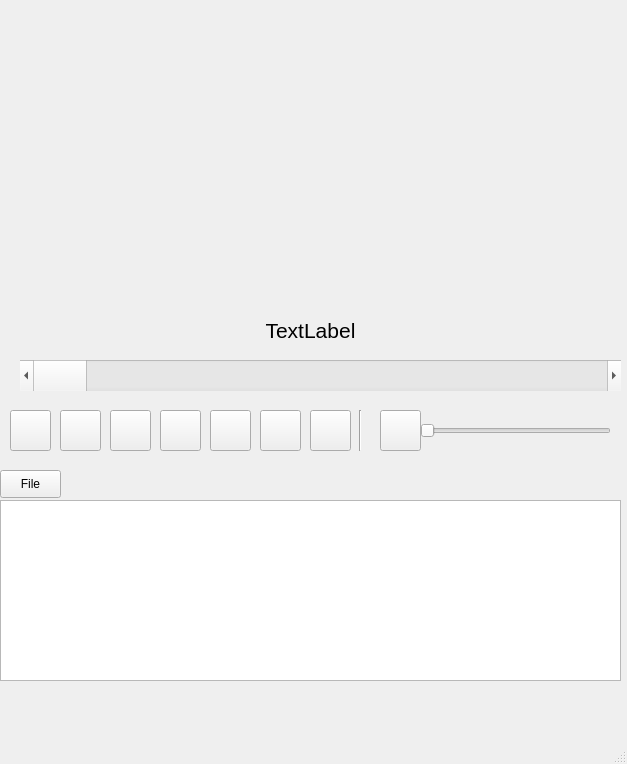
First picture: the form in nhac.ui, repository NguyenVanVinh1912/ProjectAudio, before the edit.
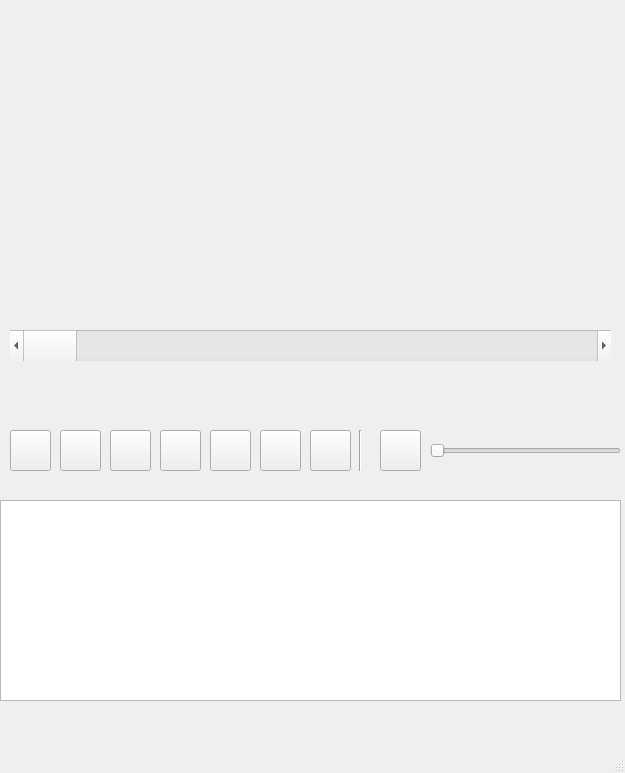
Second picture: the form after the edit. Icons and pictures are not drawn.

```diff
--- a/nhac.ui
+++ b/nhac.ui
@@ -6,8 +6,8 @@
    <rect>
     <x>0</x>
     <y>0</y>
-    <width>627</width>
-    <height>764</height>
+    <width>625</width>
+    <height>773</height>
    </rect>
   </property>
   <property name="windowTitle">
@@ -18,7 +18,7 @@
     <property name="geometry">
      <rect>
       <x>0</x>
-      <y>10</y>
+      <y>30</y>
       <width>621</width>
       <height>291</height>
      </rect>
@@ -37,7 +37,7 @@
     <property name="geometry">
      <rect>
       <x>0</x>
-      <y>400</y>
+      <y>420</y>
       <width>621</width>
       <height>281</height>
      </rect>
@@ -101,7 +101,7 @@
     <widget class="QSlider" name="volume">
      <property name="geometry">
       <rect>
-       <x>420</x>
+       <x>430</x>
        <y>20</y>
        <width>191</width>
        <height>22</height>
@@ -211,7 +211,7 @@
       </size>
      </property>
     </widget>
-    <widget class="QToolButton" name="tam_dung">
+    <widget class="QPushButton" name="pushButton_6">
      <property name="geometry">
       <rect>
        <x>160</x>
@@ -299,31 +299,18 @@
      <property name="geometry">
       <rect>
        <x>0</x>
-       <y>100</y>
+       <y>80</y>
        <width>621</width>
-       <height>181</height>
+       <height>201</height>
       </rect>
      </property>
     </widget>
-    <widget class="QPushButton" name="add_file">
-     <property name="geometry">
-      <rect>
-       <x>0</x>
-       <y>70</y>
-       <width>61</width>
-       <height>28</height>
-      </rect>
-     </property>
-     <property name="text">
-      <string>File</string>
-     </property>
-    </widget>
    </widget>
    <widget class="QScrollBar" name="noi_dung_mp3">
     <property name="geometry">
      <rect>
-      <x>20</x>
-      <y>360</y>
+      <x>10</x>
+      <y>330</y>
       <width>601</width>
       <height>31</height>
      </rect>
@@ -332,24 +319,6 @@
      <enum>Qt::Horizontal</enum>
     </property>
    </widget>
-   <widget class="QLabel" name="label_2">
-    <property name="geometry">
-     <rect>
-      <x>120</x>
-      <y>310</y>
-      <width>381</width>
-      <height>41</height>
-     </rect>
-    </property>
-    <property name="font">
-     <font>
-      <pointsize>16</pointsize>
-     </font>
-    </property>
-    <property name="text">
-     <string>&lt;html&gt;&lt;head/&gt;&lt;body&gt;&lt;p align=&quot;center&quot;&gt;TextLabel&lt;/p&gt;&lt;/body&gt;&lt;/html&gt;</string>
-    </property>
-   </widget>
   </widget>
   <widget class="QMenuBar" name="menubar">
    <property name="geometry">
```
Left out of the diff: 22 changed lines with no effect on the pictures.
